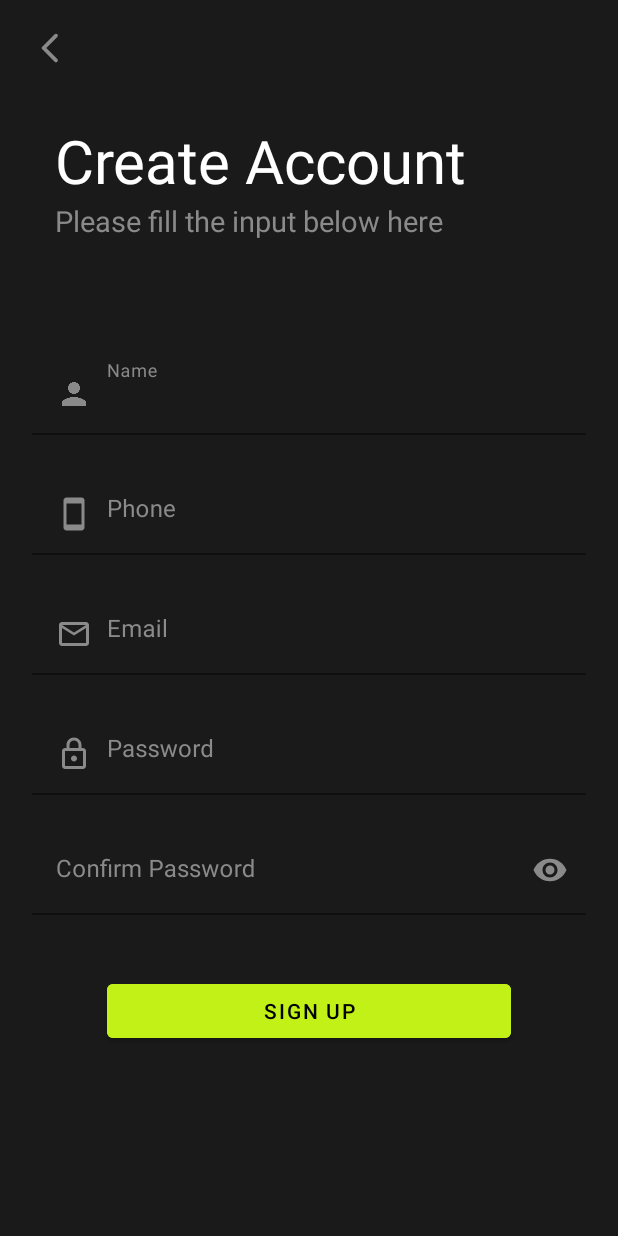
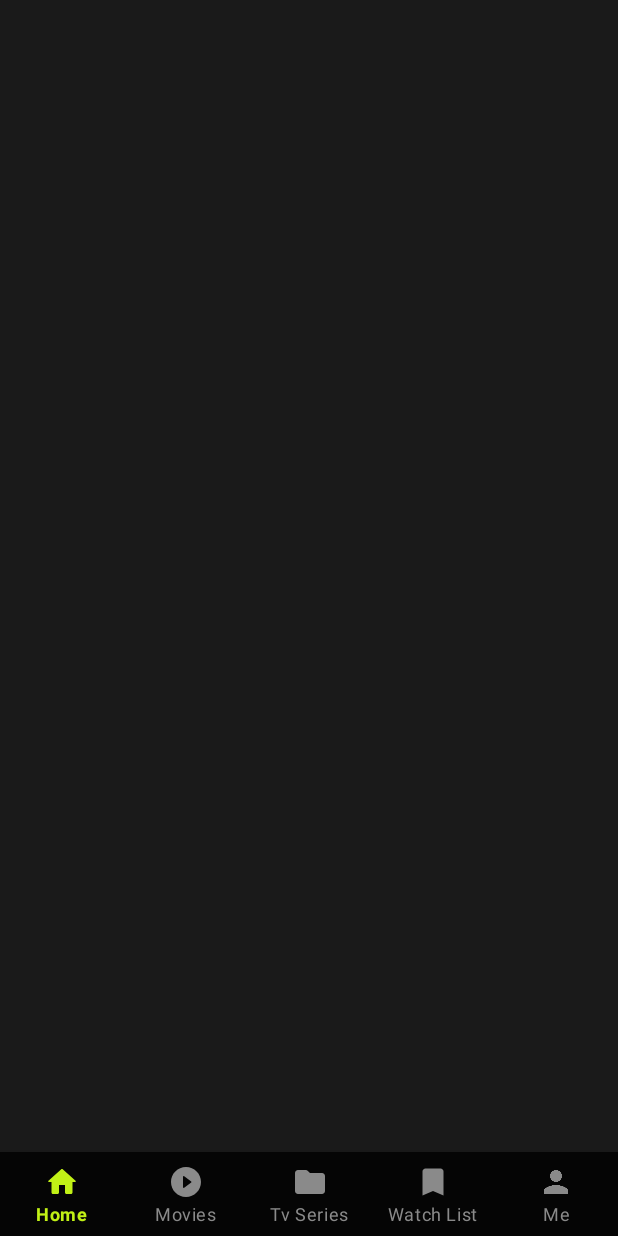
Before and after one commit to hommym/MovieMania, an Android app: the screen it shows after launch (MainActivity before the commit, HomeActivity after it), after a tap on "CREATE ACCOUNT", on a phone screen of 412 x 824 dp. Run offline under Robolectric (Android 15) with nearby library versions, the phone set to English and light mode, and no system bars; 1 other tap on this screen came first.

Commit message:
Added HomeActivity.kt and the bottom navigation bar

```diff
--- a/app/src/main/AndroidManifest.xml
+++ b/app/src/main/AndroidManifest.xml
@@ -2,8 +2,9 @@
 <manifest xmlns:android="http://schemas.android.com/apk/res/android"
     xmlns:tools="http://schemas.android.com/tools">
 
-    <uses-permission android:name="android.permission.INTERNET"/>
-    <uses-permission android:name="android.permission.ACCESS_WIFI_STATE"/>
+    <uses-permission android:name="android.permission.INTERNET" />
+    <uses-permission android:name="android.permission.ACCESS_WIFI_STATE" />
+
     <application
         android:allowBackup="true"
         android:dataExtractionRules="@xml/data_extraction_rules"
@@ -14,13 +15,17 @@
         android:theme="@style/Theme.MovieMania"
         tools:targetApi="31">
         <activity
+            android:name=".home.ui.HomeActivity"
+            android:exported="false" />
+        <activity
             android:name=".video.ui.VideoActivity"
             android:exported="false" />
         <activity
             android:name=".auth.ui.MainActivity"
-            android:exported="true" >
+            android:exported="true">
             <intent-filter>
                 <action android:name="android.intent.action.MAIN" />
+
                 <category android:name="android.intent.category.LAUNCHER" />
             </intent-filter>
         </activity>
--- a/app/src/main/java/com/example/moviemania/auth/ui/LoginFrag.kt
+++ b/app/src/main/java/com/example/moviemania/auth/ui/LoginFrag.kt
@@ -1,5 +1,6 @@
 package com.example.moviemania.auth.ui
 
+import android.content.Intent
 import android.os.Bundle
 import androidx.fragment.app.Fragment
 import android.view.LayoutInflater
@@ -8,23 +9,14 @@ import android.view.ViewGroup
 import android.widget.Button
 import androidx.fragment.app.activityViewModels
 import androidx.lifecycle.lifecycleScope
-import com.example.moviemania.R
 import com.example.moviemania.auth.component.LayoutAnimator
-import com.example.moviemania.components.FragmentNavigator
 import com.example.moviemania.databinding.FragmentLoginBinding
+import com.example.moviemania.home.ui.HomeActivity
 import kotlinx.coroutines.Dispatchers
+import kotlinx.coroutines.delay
 import kotlinx.coroutines.launch
 
-// TODO: Rename parameter arguments, choose names that match
-// the fragment initialization parameters, e.g. ARG_ITEM_NUMBER
-private const val ARG_PARAM1 = "param1"
-private const val ARG_PARAM2 = "param2"
 
-/**
- * A simple [Fragment] subclass.
- * Use the [LoginFrag.newInstance] factory method to
- * create an instance of this fragment.
- */
 class LoginFrag : Fragment() {
 
 
@@ -59,6 +51,12 @@ class LoginFrag : Fragment() {
         views.loginButton.setOnClickListener {
             lifecycleScope.launch(Dispatchers.Main) {
                 layoutAnimator.startButtonClickAnimation(it as Button,views.loadingSpinner)
+//                the delay is simulate the request sent to server
+                delay(2000)
+
+//                moving to home activity
+                   startActivity(Intent(requireContext(),HomeActivity::class.java))
+
             }
 
         }
--- a/app/src/main/java/com/example/moviemania/auth/ui/MainActivity.kt
+++ b/app/src/main/java/com/example/moviemania/auth/ui/MainActivity.kt
@@ -25,7 +25,7 @@ class MainActivity : AppCompatActivity() {
         super.onCreate(savedInstanceState)
         setContentView(R.layout.activity_main)
 
-// creating instance of jwtRepo
+        // creating instance of jwtRepo
         viewModel.setJwtRepoInstance(JwtRepository((JwtLocalDataSource(dataStore))))
 
         //setting up backPress controller
@@ -66,4 +66,10 @@ class MainActivity : AppCompatActivity() {
 
 
     }
+
+    override fun onStop() {
+        super.onStop()
+        finish()
+    }
+
 }
--- /dev/null
+++ b/app/src/main/java/com/example/moviemania/home/ui/HomeActivity.kt
@@ -0,0 +1,36 @@
+package com.example.moviemania.home.ui
+
+import androidx.appcompat.app.AppCompatActivity
+import android.os.Bundle
+import com.example.moviemania.R
+import com.example.moviemania.databinding.ActivityHomeBinding
+
+class HomeActivity : AppCompatActivity() {
+
+
+    lateinit var views:ActivityHomeBinding
+    override fun onCreate(savedInstanceState: Bundle?) {
+        super.onCreate(savedInstanceState)
+        views=ActivityHomeBinding.inflate(layoutInflater)
+        setContentView(views.root)
+    }
+
+
+    override fun onResume() {
+        super.onResume()
+
+        views.bottomNavigation.setOnItemSelectedListener {menuItem->
+
+//            changing the colour when an item is selecting
+
+
+           if(menuItem.title==""){
+
+             true
+           }
+            else{
+              true
+           }
+        }
+    }
+}
--- /dev/null
+++ b/app/src/main/res/color/nav_bar_item_color.xml
@@ -0,0 +1,5 @@
+<?xml version="1.0" encoding="utf-8"?>
+<selector xmlns:android="http://schemas.android.com/apk/res/android">
+    <item android:state_checked="true" android:color="#C1F116" />
+    <item android:color="#8A8A8A" />
+</selector>
--- /dev/null
+++ b/app/src/main/res/drawable/round_bookmark_24.xml
@@ -0,0 +1,5 @@
+<vector android:height="24dp" android:tint="#FFFFFF"
+    android:viewportHeight="24" android:viewportWidth="24"
+    android:width="24dp" xmlns:android="http://schemas.android.com/apk/res/android">
+    <path android:fillColor="@android:color/white" android:pathData="M17,3H7c-1.1,0 -2,0.9 -2,2v16l7,-3 7,3V5c0,-1.1 -0.9,-2 -2,-2z"/>
+</vector>
--- /dev/null
+++ b/app/src/main/res/drawable/round_folder_24.xml
@@ -0,0 +1,5 @@
+<vector android:height="24dp" android:tint="#FFFFFF"
+    android:viewportHeight="24" android:viewportWidth="24"
+    android:width="24dp" xmlns:android="http://schemas.android.com/apk/res/android">
+    <path android:fillColor="@android:color/white" android:pathData="M10.59,4.59C10.21,4.21 9.7,4 9.17,4H4c-1.1,0 -1.99,0.9 -1.99,2L2,18c0,1.1 0.9,2 2,2h16c1.1,0 2,-0.9 2,-2V8c0,-1.1 -0.9,-2 -2,-2h-8l-1.41,-1.41z"/>
+</vector>
--- /dev/null
+++ b/app/src/main/res/drawable/round_home_24.xml
@@ -0,0 +1,5 @@
+<vector android:height="24dp" android:tint="#FFFFFF"
+    android:viewportHeight="24" android:viewportWidth="24"
+    android:width="24dp" xmlns:android="http://schemas.android.com/apk/res/android">
+    <path android:fillColor="@android:color/white" android:pathData="M10,19v-5h4v5c0,0.55 0.45,1 1,1h3c0.55,0 1,-0.45 1,-1v-7h1.7c0.46,0 0.68,-0.57 0.33,-0.87L12.67,3.6c-0.38,-0.34 -0.96,-0.34 -1.34,0l-8.36,7.53c-0.34,0.3 -0.13,0.87 0.33,0.87H5v7c0,0.55 0.45,1 1,1h3c0.55,0 1,-0.45 1,-1z"/>
+</vector>
--- /dev/null
+++ b/app/src/main/res/drawable/round_play_circle_filled_24.xml
@@ -0,0 +1,5 @@
+<vector android:height="24dp" android:tint="#FFFFFF"
+    android:viewportHeight="24" android:viewportWidth="24"
+    android:width="24dp" xmlns:android="http://schemas.android.com/apk/res/android">
+    <path android:fillColor="@android:color/white" android:pathData="M12,2C6.48,2 2,6.48 2,12s4.48,10 10,10 10,-4.48 10,-10S17.52,2 12,2zM10,15.5v-7c0,-0.41 0.47,-0.65 0.8,-0.4l4.67,3.5c0.27,0.2 0.27,0.6 0,0.8l-4.67,3.5c-0.33,0.25 -0.8,0.01 -0.8,-0.4z"/>
+</vector>
--- /dev/null
+++ b/app/src/main/res/layout/activity_home.xml
@@ -0,0 +1,36 @@
+<?xml version="1.0" encoding="utf-8"?>
+<androidx.constraintlayout.widget.ConstraintLayout xmlns:android="http://schemas.android.com/apk/res/android"
+    xmlns:app="http://schemas.android.com/apk/res-auto"
+    xmlns:tools="http://schemas.android.com/tools"
+    android:layout_width="match_parent"
+    android:layout_height="match_parent"
+    android:background="#E8040404"
+    tools:context=".home.ui.HomeActivity">
+
+    <com.google.android.material.bottomnavigation.BottomNavigationView
+        android:id="@+id/bottom_navigation"
+        android:layout_width="0dp"
+        android:layout_height="wrap_content"
+        android:background="#E8040404"
+        app:layout_constraintBottom_toBottomOf="parent"
+        app:layout_constraintEnd_toEndOf="parent"
+        app:layout_constraintStart_toStartOf="parent"
+        app:menu="@menu/button_navbar"
+        app:labelVisibilityMode="labeled"
+        app:itemIconTint="@color/nav_bar_item_color"
+        app:itemTextColor="@color/nav_bar_item_color"
+        />
+
+    <androidx.constraintlayout.widget.ConstraintLayout
+        android:id="@+id/layoutForHomeFragments"
+        android:layout_width="0dp"
+        android:layout_height="0dp"
+        app:layout_constraintBottom_toTopOf="@+id/bottom_navigation"
+        app:layout_constraintEnd_toEndOf="parent"
+        app:layout_constraintStart_toStartOf="parent"
+        app:layout_constraintTop_toTopOf="parent">
+
+
+    </androidx.constraintlayout.widget.ConstraintLayout>
+
+</androidx.constraintlayout.widget.ConstraintLayout>
--- a/app/src/main/res/layout/activity_main.xml
+++ b/app/src/main/res/layout/activity_main.xml
@@ -1,10 +1,11 @@
 <?xml version="1.0" encoding="utf-8"?>
 <androidx.constraintlayout.widget.ConstraintLayout xmlns:android="http://schemas.android.com/apk/res/android"
     xmlns:tools="http://schemas.android.com/tools"
+    android:id="@+id/main_layout"
     android:layout_width="match_parent"
     android:layout_height="match_parent"
+    android:background="#E8040404"
     tools:context=".auth.ui.MainActivity"
-    android:id="@+id/main_layout"
     >
 
 </androidx.constraintlayout.widget.ConstraintLayout>
--- /dev/null
+++ b/app/src/main/res/menu/button_navbar.xml
@@ -0,0 +1,35 @@
+<?xml version="1.0" encoding="utf-8"?>
+<menu xmlns:android="http://schemas.android.com/apk/res/android">
+
+
+
+    <item
+        android:id="@+id/home_tab"
+        android:enabled="true"
+        android:icon="@drawable/round_home_24"
+        android:title="Home" />
+    <item
+        android:id="@+id/movies_tab"
+        android:enabled="true"
+        android:icon="@drawable/round_play_circle_filled_24"
+        android:title="Movies" />
+    <item
+        android:id="@+id/tv_series_tab"
+        android:enabled="true"
+        android:icon="@drawable/round_folder_24"
+        android:title="Tv Series" />
+    <item
+        android:id="@+id/watch_list_tab"
+        android:enabled="true"
+        android:icon="@drawable/round_bookmark_24"
+        android:title="Watch List" />
+    <item
+        android:id="@+id/me_tab"
+        android:enabled="true"
+        android:icon="@drawable/baseline_person_24"
+        android:title="Me" />
+
+
+
+
+</menu>
```
